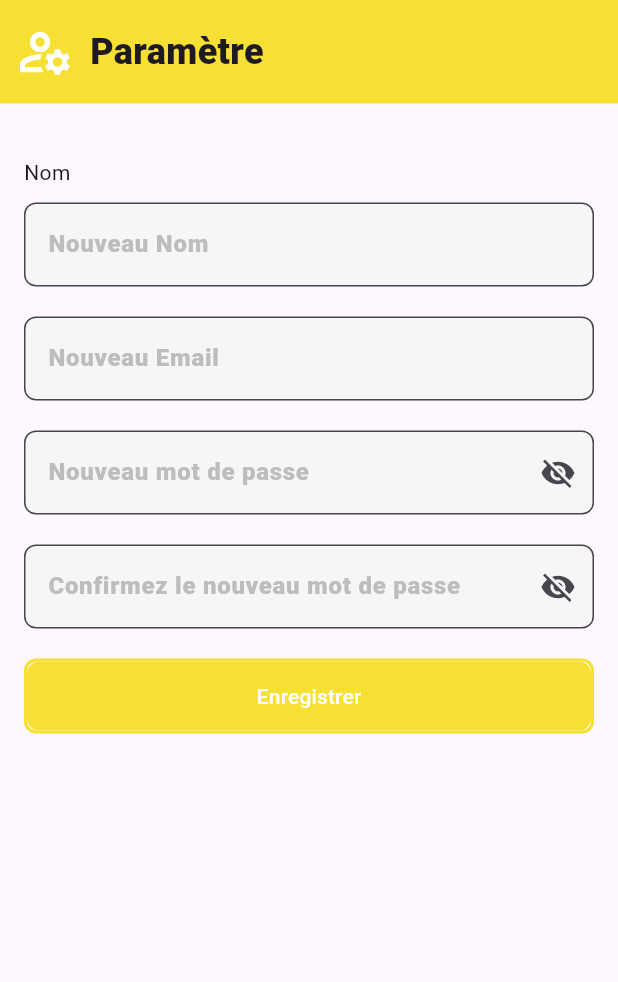
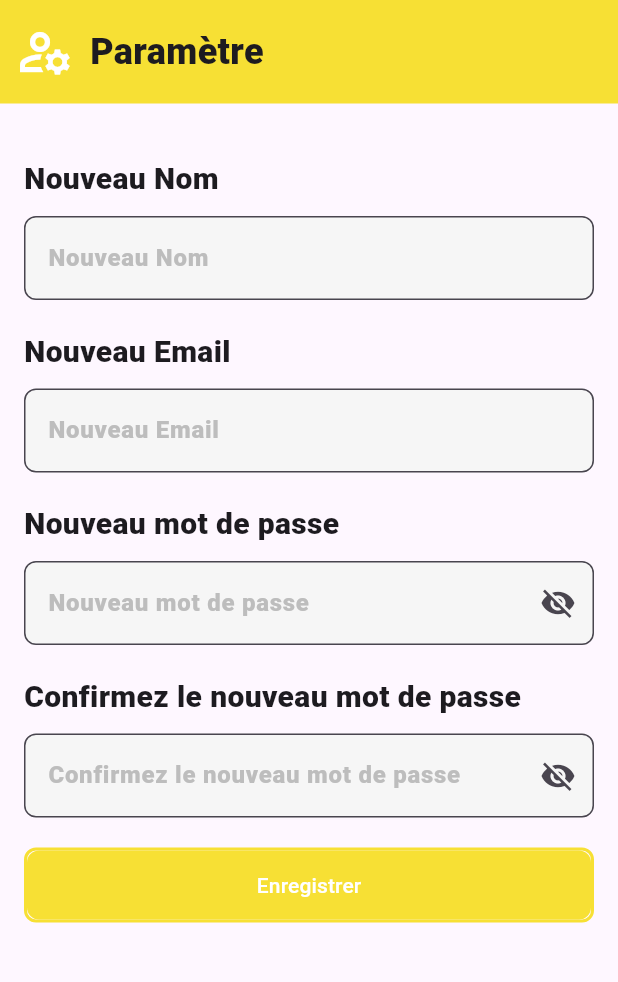
Before and after one commit to AchrafHajAhmed/hanout, a Flutter app: the Parametre screen opened directly, on a phone screen of 412 x 824 dp, the part 114-1096 px from its top. Run offline on Flutter 3.47's test engine with Material 3 defaults, Android fonts, the phone set to English and light mode, and no system bars; our stand-ins replace cloud_firestore, firebase_auth, firebase_core, geocoding, geolocator, google_maps_flutter and 2 more; missing offline and left inert: flutter_facebook_auth; accounts and stored records are empty.

Commit message:
modification de class parametre

```diff
--- a/lib/screen/My_Account/Parametre.dart
+++ b/lib/screen/My_Account/Parametre.dart
@@ -58,19 +58,38 @@ class _ParametreState extends State<Parametre> {
               child: Column(
                 crossAxisAlignment: CrossAxisAlignment.stretch,
                 children: [
-                  Text('Nom'),
+                  Text('Nouveau Nom',
+                    style:  TextStyle(
+                      fontFamily: 'Roboto',
+                      fontWeight: FontWeight.w900,
+                      fontSize: 20.0,
+                    ),),
                   SizedBox(height: 10,),
                   MyTextFormField(
                     hintText: 'Nouveau Nom',
                     controller: _nameController,
                   ),
                   SizedBox(height: 20),
+                  Text('Nouveau Email',
+                    style:  TextStyle(
+                      fontFamily: 'Roboto',
+                      fontWeight: FontWeight.w900,
+                      fontSize: 20.0,
+                    ),),
+                  SizedBox(height: 10,),
                   MyTextFormField(
                     hintText: 'Nouveau Email',
                     controller: _emailController,
                     validator: (value) => value!.isEmpty ? 'Veuillez entrer votre nouvel email' : null,
                   ),
                   SizedBox(height: 20),
+                  Text('Nouveau mot de passe',
+                    style:  TextStyle(
+                      fontFamily: 'Roboto',
+                      fontWeight: FontWeight.w900,
+                      fontSize: 20.0,
+                    ),),
+                  SizedBox(height: 10,),
                   MyTextFormField(
                     hintText: 'Nouveau mot de passe',
                     controller: _passwordController,
@@ -78,6 +97,13 @@ class _ParametreState extends State<Parametre> {
                     validator: (value) => value!.isEmpty ? 'Veuillez entrer votre nouveau mot de passe' : null,
                   ),
                   SizedBox(height: 20),
+                  Text('Confirmez le nouveau mot de passe',
+                      style:  TextStyle(
+                      fontFamily: 'Roboto',
+                      fontWeight: FontWeight.w900,
+                      fontSize: 20.0,
+                  ),),
+                  SizedBox(height: 10,),
                   MyTextFormField(
                     hintText: 'Confirmez le nouveau mot de passe',
                     controller: _confirmPasswordController,
```
